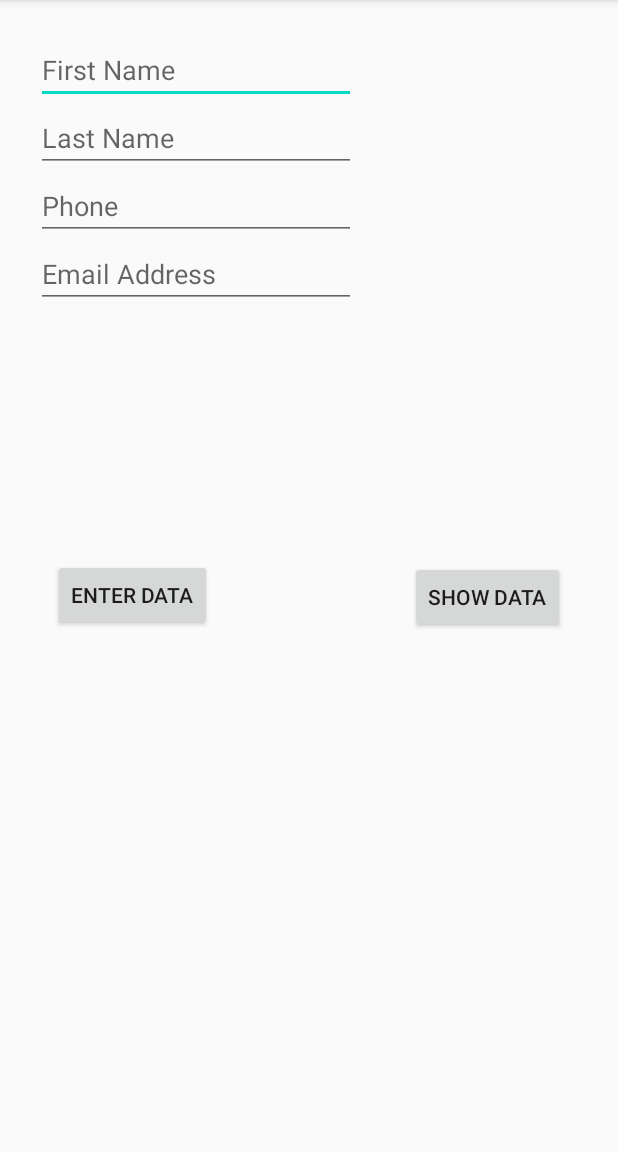
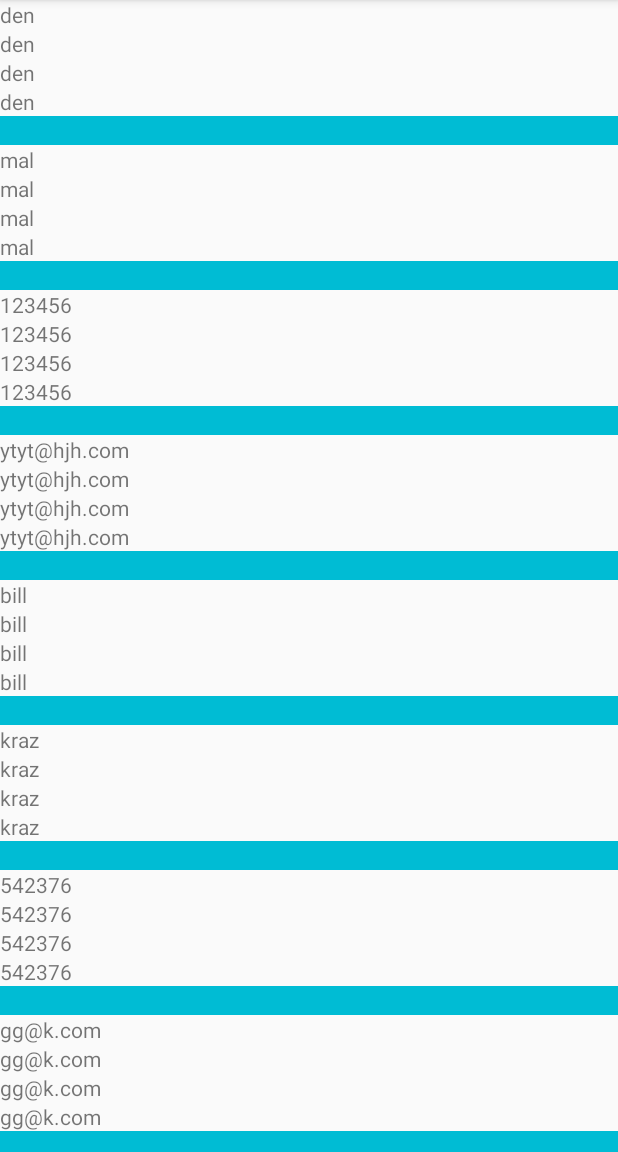
Before and after one commit to dmappdev/SqliteTestApp, an Android app: the screen it shows after launch (MainActivity before the commit, ViewAllData after it), after a tap on "SHOW DATA", on a phone screen of 412 x 824 dp, the part 84-1236 px from its top. Run offline under Robolectric (Android 15) with nearby library versions, the phone set to English and light mode, and no system bars; 1 other tap on this screen came first.

Commit message:
commit a

```diff
--- a/app/src/main/AndroidManifest.xml
+++ b/app/src/main/AndroidManifest.xml
@@ -9,6 +9,8 @@
         android:roundIcon="@mipmap/ic_launcher_round"
         android:supportsRtl="true"
         android:theme="@style/AppTheme">
+        <activity android:name=".ViewAllData"></activity>
+        <activity android:name=".ShowData" />
         <activity android:name=".MainActivity">
             <intent-filter>
                 <action android:name="android.intent.action.MAIN" />
--- a/app/src/main/java/com/example/sqlitetestapp/MainActivity.java
+++ b/app/src/main/java/com/example/sqlitetestapp/MainActivity.java
@@ -3,6 +3,7 @@ package com.example.sqlitetestapp;
 import androidx.annotation.RequiresApi;
 import androidx.appcompat.app.AppCompatActivity;
 
+import android.content.Intent;
 import android.database.Cursor;
 import android.database.sqlite.SQLiteDatabase;
 import android.os.Build;
@@ -84,27 +85,34 @@ public class MainActivity extends AppCompatActivity {
         btnShowData.setOnClickListener(new View.OnClickListener() {
             @Override
             public void onClick(View view) {
-                userData.clear();
-                txtDataView.setText("");
-                try {
-                    Cursor cursor = getAllData();
-                    if (cursor.moveToFirst()) {
-                        do {
-                            userData.add(cursor.getString(0));
-                            userData.add(cursor.getString(1));
-                            userData.add(cursor.getString(2));
-                            userData.add(cursor.getString(3));
-                            userData.add(cursor.getString(4));
-                        } while (cursor.moveToNext());
-                    }
-//                    String tmp = null;
-                    for (String data : userData) {
-                        txtDataView.append(data + " ");
-                    }
 
-                } catch (Exception e) {
-                    showError(e);
-                }
+
+// Opening another activity
+
+                Intent intent = new Intent(MainActivity.this, ViewAllData.class);
+                startActivity(intent);
+
+//                userData.clear();
+//                txtDataView.setText("");
+
+//                try {
+//                    Cursor cursor = getAllData();
+//                    if (cursor.moveToFirst()) {
+//                        do {
+//                            userData.add(cursor.getString(0));
+//                            userData.add(cursor.getString(1));
+//                            userData.add(cursor.getString(2));
+//                            userData.add(cursor.getString(3));
+//                            userData.add(cursor.getString(4));
+//                        } while (cursor.moveToNext());
+//                    }
+//                    for (String data : userData) {
+//                        txtDataView.append(data + " ");
+//                    }
+//
+//                } catch (Exception e) {
+//                    showError(e);
+//                }
             }
         });
     }
@@ -113,16 +121,16 @@ public class MainActivity extends AppCompatActivity {
         txtDataView.setText(e.toString());
     }
 
-    private Cursor getAllData() {
-        Cursor cursor = null;
-        try {
-            String query = "select * from " + tableName + ";";
-            cursor = database.rawQuery(query, null);
-        } catch (Exception e) {
-            showError(e);
-        }
-        return cursor;
-    }
+//    private Cursor getAllData() {
+//        Cursor cursor = null;
+//        try {
+//            String query = "select * from " + tableName + ";";
+//            cursor = database.rawQuery(query, null);
+//        } catch (Exception e) {
+//            showError(e);
+//        }
+//        return cursor;
+//    }
 
     private void insertQuery(String fName, String lName, int phone, String email) {
         query = "INSERT INTO " + tableName + "(ID, FNAME, LNAME, PHONE, EMAIL) VALUES (null, '" + fName + "', '" + lName +
--- /dev/null
+++ b/app/src/main/java/com/example/sqlitetestapp/ViewAllData.java
@@ -0,0 +1,63 @@
+package com.example.sqlitetestapp;
+
+import androidx.appcompat.app.AppCompatActivity;
+import androidx.recyclerview.widget.LinearLayoutManager;
+import androidx.recyclerview.widget.RecyclerView;
+
+import android.database.Cursor;
+import android.database.sqlite.SQLiteDatabase;
+import android.os.Bundle;
+import android.widget.Toast;
+
+public class ViewAllData extends AppCompatActivity {
+
+    private DBHandler dbHandler;
+    private SQLiteDatabase database;
+    private String dbName = "my_test.db";
+    private String tableName = "contacts";
+//    private Cursor cursor;
+
+
+    private RecyclerView recyclerView;
+    private RecyclerView.Adapter adapter;
+    private RecyclerView.LayoutManager layoutManager;
+
+
+    @Override
+    protected void onCreate(Bundle savedInstanceState) {
+        super.onCreate(savedInstanceState);
+        setContentView(R.layout.activity_view_all_data);
+
+        recyclerView = findViewById(R.id.allDataRecyclerView);
+
+        layoutManager = new LinearLayoutManager(this);
+        recyclerView.setLayoutManager(layoutManager);
+
+        try {
+            dbHandler = new DBHandler(this, dbName, null, 3);
+            database = dbHandler.getWritableDatabase();
+        } catch (Exception e) {
+//            txtAllDataView.setText(e.toString());
+        }
+
+
+        adapter = new ViewAllDataAdapter(getAllData());
+        recyclerView.setAdapter(adapter);
+
+    }
+
+    private Cursor getAllData() {
+        Cursor cursor = null;
+        try {
+            String query = "select * from " + tableName + ";";
+            cursor = database.rawQuery(query, null);
+        } catch (Exception e) {
+//            showError(e);
+        }
+        return cursor;
+    }
+
+    private void showError(Exception e) {
+        Toast.makeText(this, e.toString(), Toast.LENGTH_SHORT).show();
+    }
+}
--- /dev/null
+++ b/app/src/main/java/com/example/sqlitetestapp/ViewAllDataAdapter.java
@@ -0,0 +1,48 @@
+package com.example.sqlitetestapp;
+
+import android.database.Cursor;
+import android.view.LayoutInflater;
+import android.view.View;
+import android.view.ViewGroup;
+import android.widget.TextView;
+
+import androidx.annotation.NonNull;
+import androidx.recyclerview.widget.RecyclerView;
+
+public class ViewAllDataAdapter extends RecyclerView.Adapter<ViewAllDataHolder> {
+
+    private Cursor cursor;
+    private String[] testData = {"den", "mal", "123456", "ytyt@hjh.com","bill", "kraz", "542376", "gg@k.com"};
+
+    public ViewAllDataAdapter(Cursor cursor) {
+        this.cursor = cursor;
+    }
+
+    @NonNull
+    @Override
+    public ViewAllDataHolder onCreateViewHolder(@NonNull ViewGroup parent, int viewType) {
+
+        LayoutInflater layoutInflater = LayoutInflater.from(parent.getContext());
+        View view = layoutInflater.inflate(R.layout.all_data_viewholder, parent, false);
+
+        return new ViewAllDataHolder(view);
+    }
+
+    @Override
+    public void onBindViewHolder(@NonNull ViewAllDataHolder holder, int position) {
+        holder.txtFname.setText(testData[position]);
+        holder.txtLname.setText(testData[position]);
+        holder.txtPhone.setText(testData[position]);
+        holder.txtEmail.setText(testData[position]);
+//        holder.txtFname.setText(cursor.getString(position));
+//        holder.txtLname.setText(cursor.getString(position+1));
+//        holder.txtPhone.setText(cursor.getString(position+2));
+//        holder.txtEmail.setText(cursor.getString(position+3));
+    }
+
+    @Override
+    public int getItemCount() {
+        return testData.length;
+//        return cursor.getCount();
+    }
+}
--- /dev/null
+++ b/app/src/main/java/com/example/sqlitetestapp/ViewAllDataHolder.java
@@ -0,0 +1,20 @@
+package com.example.sqlitetestapp;
+
+import android.view.View;
+import android.widget.TextView;
+
+import androidx.annotation.NonNull;
+import androidx.recyclerview.widget.RecyclerView;
+
+public class ViewAllDataHolder extends RecyclerView.ViewHolder {
+
+    public TextView txtFname, txtLname, txtPhone, txtEmail;
+
+    public ViewAllDataHolder(@NonNull View itemView) {
+        super(itemView);
+        this.txtFname = itemView.findViewById(R.id.txtFname);
+        this.txtLname = itemView.findViewById(R.id.txtLname);
+        this.txtPhone = itemView.findViewById(R.id.txtPhone);
+        this.txtEmail = itemView.findViewById(R.id.txtEmail);
+    }
+}
--- /dev/null
+++ b/app/src/main/res/layout/activity_view_all_data.xml
@@ -0,0 +1,17 @@
+<?xml version="1.0" encoding="utf-8"?>
+<androidx.constraintlayout.widget.ConstraintLayout xmlns:android="http://schemas.android.com/apk/res/android"
+    xmlns:app="http://schemas.android.com/apk/res-auto"
+    xmlns:tools="http://schemas.android.com/tools"
+    android:layout_width="match_parent"
+    android:layout_height="match_parent"
+    tools:context=".ViewAllData">
+
+    <androidx.recyclerview.widget.RecyclerView
+        android:id="@+id/allDataRecyclerView"
+        android:layout_width="match_parent"
+        android:layout_height="match_parent"
+        app:layout_constraintBottom_toBottomOf="parent"
+        app:layout_constraintEnd_toEndOf="parent"
+        app:layout_constraintStart_toStartOf="parent"
+        app:layout_constraintTop_toTopOf="parent" />
+</androidx.constraintlayout.widget.ConstraintLayout>
--- /dev/null
+++ b/app/src/main/res/layout/all_data_viewholder.xml
@@ -0,0 +1,34 @@
+<?xml version="1.0" encoding="utf-8"?>
+<LinearLayout xmlns:android="http://schemas.android.com/apk/res/android"
+    android:layout_width="match_parent"
+    android:layout_height="wrap_content"
+    android:clickable="false"
+    android:gravity="center"
+    android:orientation="vertical">
+
+    <TextView
+        android:id="@+id/txtFname"
+        android:layout_width="match_parent"
+        android:layout_height="wrap_content" />
+
+    <TextView
+        android:id="@+id/txtLname"
+        android:layout_width="match_parent"
+        android:layout_height="wrap_content" />
+
+    <TextView
+        android:id="@+id/txtPhone"
+        android:layout_width="match_parent"
+        android:layout_height="wrap_content" />
+
+    <TextView
+        android:id="@+id/txtEmail"
+        android:layout_width="match_parent"
+        android:layout_height="wrap_content" />
+
+    <TextView
+        android:id="@+id/txtDivider"
+        android:layout_width="match_parent"
+        android:layout_height="wrap_content"
+        android:background="#00BCD4" />
+</LinearLayout>
```
Also changed, not shown: app/src/main/java/com/example/sqlitetestapp/DBHandler.java (+7 -7 lines), app/src/main/java/com/example/sqlitetestapp/ShowData.java (added, +96 -0 lines), app/src/main/res/layout/activity_show_data.xml (added, +15 -0 lines), gradle/wrapper/gradle-wrapper.properties.
